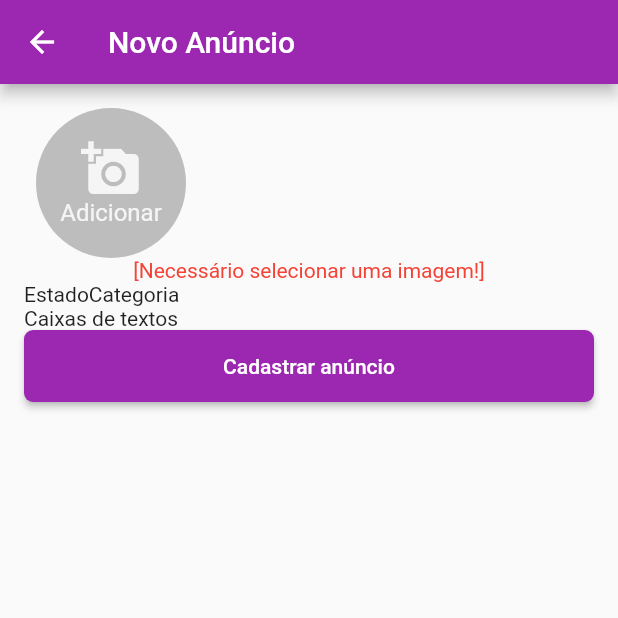
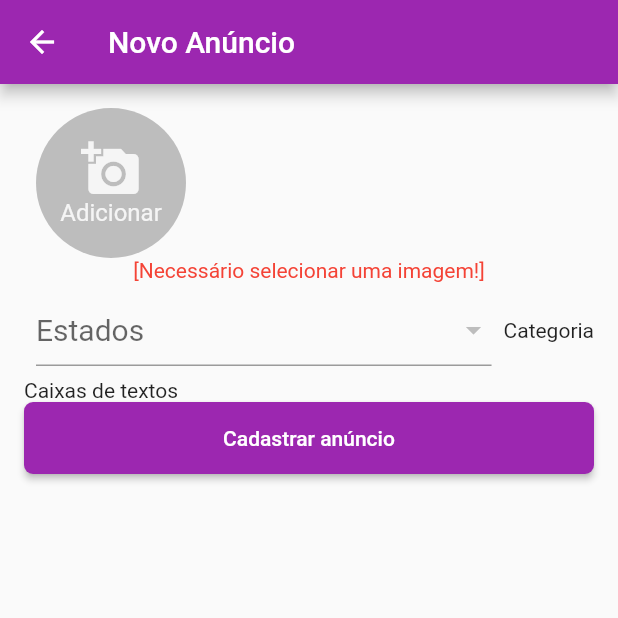
Before and after one commit to SandroRF1973/olx, a Flutter app: the NovoAnuncio screen opened by its route, after a tap on "Cadastrar anúncio", on a phone screen of 412 x 824 dp, the top half of it. Run offline on Flutter 3.47's test engine with Material 2 defaults, Android fonts, the phone set to English and light mode, and no system bars; our stand-ins replace brasil_fields, firebase_auth, firebase_core, image_picker; missing offline and left inert: validadores; accounts and stored records are empty; statements that could not run were skipped.

Commit message:
Aula - 265

```diff
--- a/lib/views/novo_anuncio.dart
+++ b/lib/views/novo_anuncio.dart
@@ -1,7 +1,10 @@
+import 'package:brasil_fields/brasil_fields.dart';
 import 'package:flutter/material.dart';
 import 'package:image_picker/image_picker.dart';
 import 'package:olx/views/widgets/botao_customizado.dart';
 import 'dart:io';
+
+import 'package:validadores/Validador.dart';
 
 class NovoAnuncio extends StatefulWidget {
   const NovoAnuncio({super.key});
@@ -12,7 +15,12 @@ class NovoAnuncio extends StatefulWidget {
 
 class _NovoAnuncioState extends State<NovoAnuncio> {
   final List<File?> _listaImagens = [];
+  final List<DropdownMenuItem<String>> _listaItensDropEstados = [];
+  final List<DropdownMenuItem<String>> _listaItensDropCategorias = [];
   final _formKey = GlobalKey<FormState>();
+
+  String? _itemSelecionadoEstado;
+  String _itemSelecionadoCategoria = "";
 
   _selecionarImagemGaleria() async {
     File? imagemSelecionada;
@@ -27,6 +35,21 @@ class _NovoAnuncioState extends State<NovoAnuncio> {
       setState(() {
         _listaImagens.add(imagemSelecionada);
       });
+    }
+  }
+
+  @override
+  void initState() {
+    super.initState();
+    _carregarItensDropDown();
+  }
+
+  _carregarItensDropDown() {
+    for (var estado in Estados.listaEstadosSigla) {
+      _listaItensDropEstados.add(DropdownMenuItem(
+        value: estado,
+        child: Text(estado),
+      ));
     }
   }
 
@@ -159,10 +182,31 @@ class _NovoAnuncioState extends State<NovoAnuncio> {
                     );
                   },
                 ),
-                const Row(
+                Row(
                   children: [
-                    Text("Estado"),
-                    Text("Categoria"),
+                    Expanded(
+                        child: Padding(
+                      padding: const EdgeInsets.all(8),
+                      child: DropdownButtonFormField(
+                        value: _itemSelecionadoEstado ?? "SP",
+                        hint: const Text("Estados"),
+                        style:
+                            const TextStyle(color: Colors.black, fontSize: 20),
+                        items: _listaItensDropEstados,
+                        validator: (valor) {
+                          return Validador()
+                              .add(Validar.OBRIGATORIO,
+                                  msg: "Campo obrigatório")
+                              .valido(valor);
+                        },
+                        onChanged: (valor) {
+                          setState(() {
+                            _itemSelecionadoEstado = valor;
+                          });
+                        },
+                      ),
+                    )),
+                    const Text("Categoria"),
                   ],
                 ),
                 const Text("Caixas de textos"),
--- a/pubspec.yaml
+++ b/pubspec.yaml
@@ -40,6 +40,8 @@ dependencies:
   firebase_storage: ^11.1.0
   cloud_firestore: ^4.5.1
   image_picker: ^0.8.7+4
+  brasil_fields: ^1.9.1
+  validadores: ^1.0.5
 
 dev_dependencies:
   flutter_test:
```
Also changed, not shown: pubspec.lock, 4 other files.
